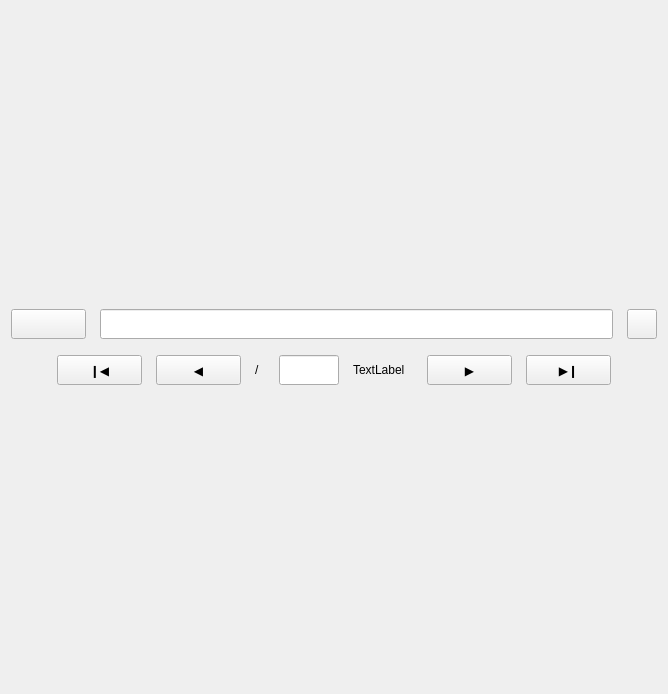
The window that difference_viewer/resources/page.ui (blue-no/difference-viewer) describes before a commit, drawn with Qt 5.
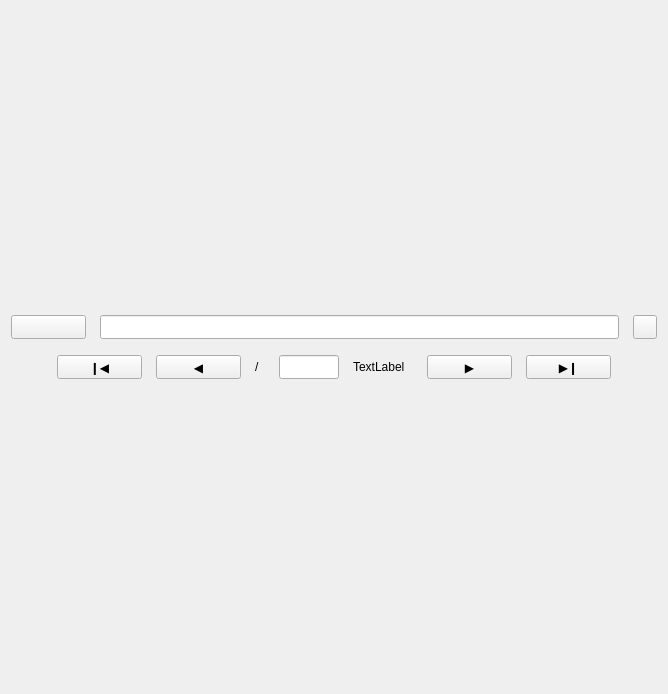
The same window after the commit.

Commit message: Modify widget size

Patch:
```diff
--- a/difference_viewer/resources/page.ui
+++ b/difference_viewer/resources/page.ui
@@ -41,7 +41,7 @@
          <property name="minimumSize">
           <size>
            <width>75</width>
-           <height>30</height>
+           <height>24</height>
           </size>
          </property>
          <property name="toolTip">
@@ -63,13 +63,13 @@
          <property name="minimumSize">
           <size>
            <width>0</width>
-           <height>30</height>
+           <height>24</height>
           </size>
          </property>
          <property name="maximumSize">
           <size>
            <width>16777215</width>
-           <height>30</height>
+           <height>24</height>
           </size>
          </property>
          <property name="readOnly">
@@ -87,14 +87,14 @@
          </property>
          <property name="minimumSize">
           <size>
-           <width>30</width>
-           <height>30</height>
+           <width>24</width>
+           <height>24</height>
           </size>
          </property>
          <property name="maximumSize">
           <size>
-           <width>30</width>
-           <height>30</height>
+           <width>24</width>
+           <height>24</height>
           </size>
          </property>
          <property name="toolTip">
@@ -143,7 +143,7 @@
          <property name="minimumSize">
           <size>
            <width>85</width>
-           <height>30</height>
+           <height>24</height>
           </size>
          </property>
          <property name="toolTip">
@@ -165,7 +165,7 @@
          <property name="minimumSize">
           <size>
            <width>85</width>
-           <height>30</height>
+           <height>24</height>
           </size>
          </property>
          <property name="toolTip">
@@ -190,13 +190,13 @@
          <property name="minimumSize">
           <size>
            <width>10</width>
-           <height>30</height>
+           <height>24</height>
           </size>
          </property>
          <property name="maximumSize">
           <size>
            <width>10</width>
-           <height>30</height>
+           <height>24</height>
           </size>
          </property>
          <property name="text">
@@ -215,13 +215,13 @@
          <property name="minimumSize">
           <size>
            <width>60</width>
-           <height>30</height>
+           <height>24</height>
           </size>
          </property>
          <property name="maximumSize">
           <size>
            <width>60</width>
-           <height>30</height>
+           <height>24</height>
           </size>
          </property>
          <property name="acceptDrops">
@@ -240,13 +240,13 @@
          <property name="minimumSize">
           <size>
            <width>60</width>
-           <height>30</height>
+           <height>24</height>
           </size>
          </property>
          <property name="maximumSize">
           <size>
            <width>60</width>
-           <height>30</height>
+           <height>24</height>
           </size>
          </property>
          <property name="text">
@@ -265,7 +265,7 @@
          <property name="minimumSize">
           <size>
            <width>85</width>
-           <height>30</height>
+           <height>24</height>
           </size>
          </property>
          <property name="toolTip">
@@ -290,7 +290,7 @@
          <property name="minimumSize">
           <size>
            <width>85</width>
-           <height>30</height>
+           <height>24</height>
           </size>
          </property>
          <property name="toolTip">
```
The commit also changes 3 other files.
